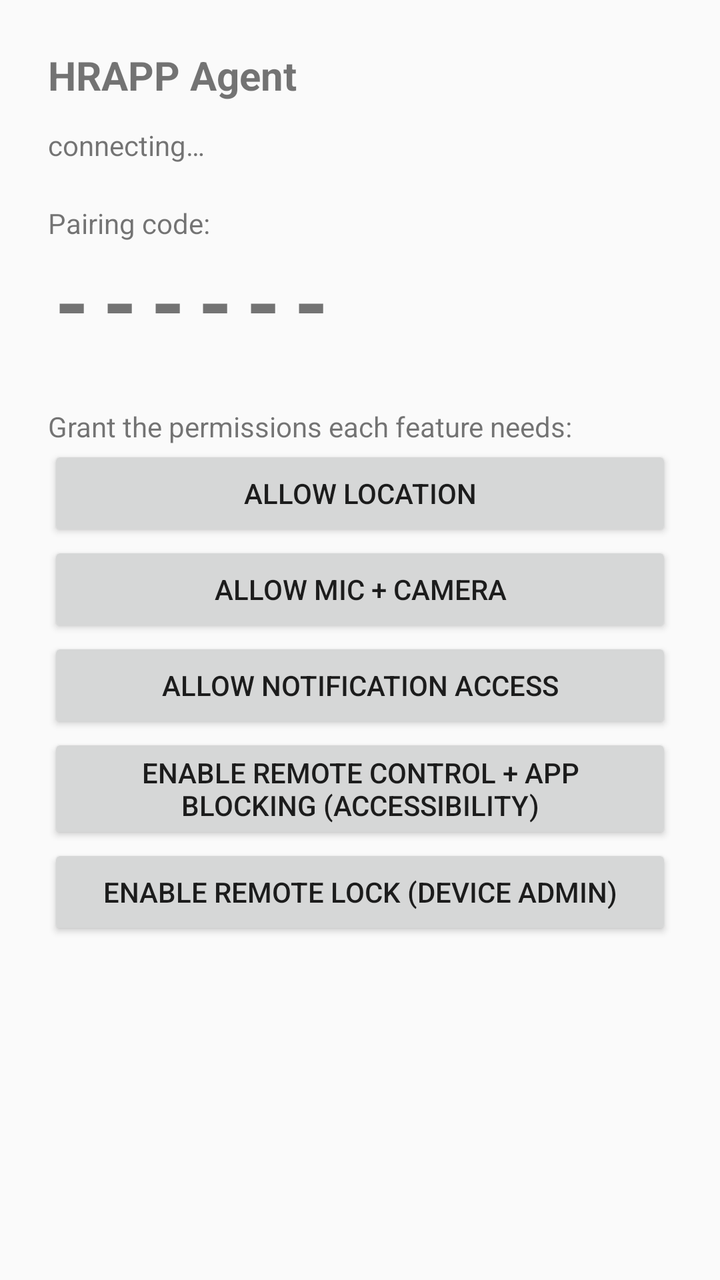
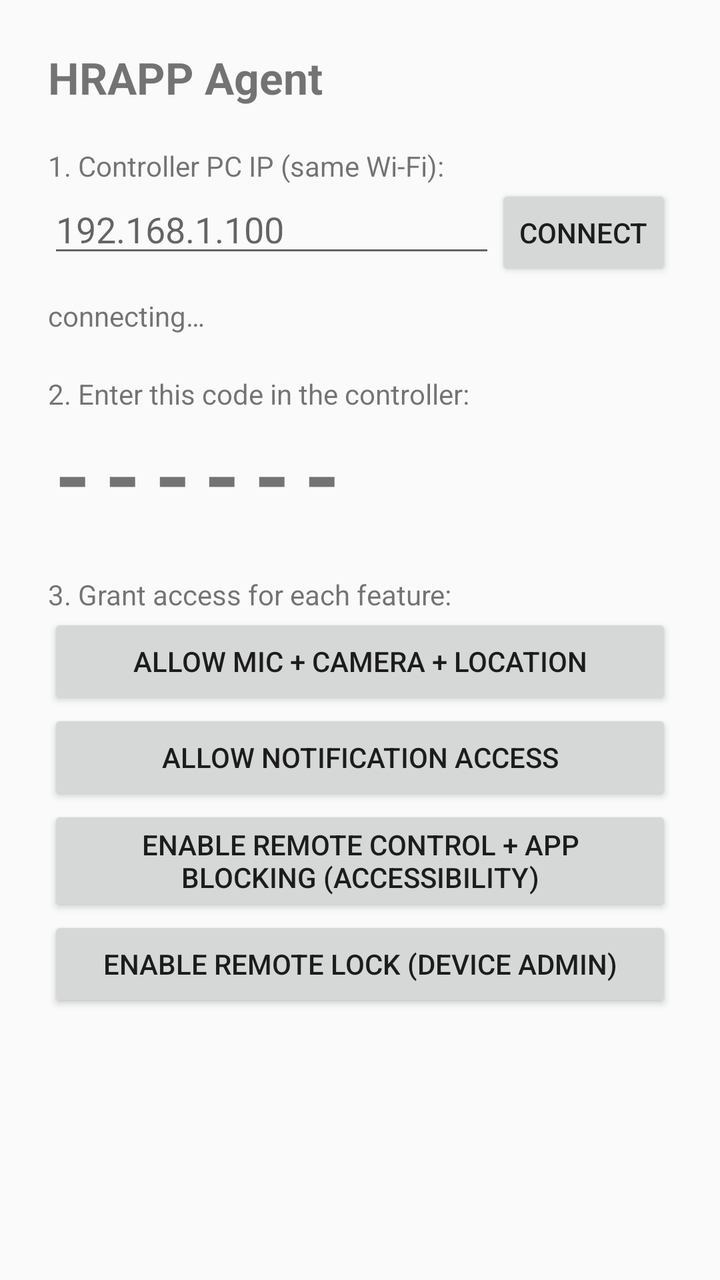

Screens rendered from an Android XML layout before and after an edit, with the pre-edit source and the edit as a unified diff.
<!-- AndroidManifest.xml: application theme Theme.AppCompat.DayNight -->
<!-- res/layout/activity_main.xml -->
<?xml version="1.0" encoding="utf-8"?>
<ScrollView xmlns:android="http://schemas.android.com/apk/res/android"
    android:layout_width="match_parent"
    android:layout_height="match_parent">

    <LinearLayout
        android:layout_width="match_parent"
        android:layout_height="wrap_content"
        android:orientation="vertical"
        android:padding="24dp">

        <TextView
            android:layout_width="wrap_content"
            android:layout_height="wrap_content"
            android:text="HRAPP Agent"
            android:textSize="20sp"
            android:textStyle="bold" />

        <TextView
            android:id="@+id/statusText"
            android:layout_width="wrap_content"
            android:layout_height="wrap_content"
            android:layout_marginTop="12dp"
            android:text="connecting…" />

        <TextView
            android:layout_width="wrap_content"
            android:layout_height="wrap_content"
            android:layout_marginTop="20dp"
            android:text="Pairing code:" />

        <TextView
            android:id="@+id/pairingCodeText"
            android:layout_width="wrap_content"
            android:layout_height="wrap_content"
            android:textSize="44sp"
            android:textStyle="bold"
            android:letterSpacing="0.15"
            android:text="------" />

        <TextView
            android:layout_width="wrap_content"
            android:layout_height="wrap_content"
            android:layout_marginTop="24dp"
            android:text="Grant the permissions each feature needs:" />

        <Button
            android:id="@+id/btnLocation"
            android:layout_width="match_parent"
            android:layout_height="wrap_content"
            android:text="Allow location" />

        <Button
            android:id="@+id/btnMedia"
            android:layout_width="match_parent"
            android:layout_height="wrap_content"
            android:text="Allow mic + camera" />

        <Button
            android:id="@+id/btnNotifications"
            android:layout_width="match_parent"
            android:layout_height="wrap_content"
            android:text="Allow notification access" />

        <Button
            android:id="@+id/btnAccessibility"
            android:layout_width="match_parent"
            android:layout_height="wrap_content"
            android:text="Enable remote control + app blocking (Accessibility)" />

        <Button
            android:id="@+id/btnDeviceAdmin"
            android:layout_width="match_parent"
            android:layout_height="wrap_content"
            android:text="Enable remote lock (Device Admin)" />

        <TextView
            android:id="@+id/logText"
            android:layout_width="match_parent"
            android:layout_height="wrap_content"
            android:layout_marginTop="24dp"
            android:fontFamily="monospace"
            android:textSize="12sp"
            android:text="" />

    </LinearLayout>
</ScrollView>
<!-- resources referenced by this layout -->
<resources>

</resources>

<!-- the commit's change to res/layout/activity_main.xml (unified diff, before → after) -->
@@ -13,48 +13,69 @@
             android:layout_width="wrap_content"
             android:layout_height="wrap_content"
             android:text="HRAPP Agent"
-            android:textSize="20sp"
+            android:textSize="22sp"
             android:textStyle="bold" />
+
+        
+        <TextView
+            android:layout_width="wrap_content"
+            android:layout_height="wrap_content"
+            android:layout_marginTop="20dp"
+            android:text="1. Controller PC IP (same Wi-Fi):" />
+
+        <LinearLayout
+            android:layout_width="match_parent"
+            android:layout_height="wrap_content"
+            android:orientation="horizontal">
+            <EditText
+                android:id="@+id/relayHost"
+                android:layout_width="0dp"
+                android:layout_height="wrap_content"
+                android:layout_weight="1"
+                android:inputType="text"
+                android:hint="192.168.1.100" />
+            <Button
+                android:id="@+id/btnConnect"
+                android:layout_width="wrap_content"
+                android:layout_height="wrap_content"
+                android:text="Connect" />
+        </LinearLayout>
 
         <TextView
             android:id="@+id/statusText"
             android:layout_width="wrap_content"
             android:layout_height="wrap_content"
-            android:layout_marginTop="12dp"
+            android:layout_marginTop="8dp"
             android:text="connecting…" />
 
+        
         <TextView
             android:layout_width="wrap_content"
             android:layout_height="wrap_content"
             android:layout_marginTop="20dp"
-            android:text="Pairing code:" />
+            android:text="2. Enter this code in the controller:" />
 
         <TextView
             android:id="@+id/pairingCodeText"
             android:layout_width="wrap_content"
             android:layout_height="wrap_content"
-            android:textSize="44sp"
+            android:textSize="46sp"
             android:textStyle="bold"
             android:letterSpacing="0.15"
             android:text="------" />
 
+        
         <TextView
             android:layout_width="wrap_content"
             android:layout_height="wrap_content"
-            android:layout_marginTop="24dp"
-            android:text="Grant the permissions each feature needs:" />
-
-        <Button
-            android:id="@+id/btnLocation"
-            android:layout_width="match_parent"
-            android:layout_height="wrap_content"
-            android:text="Allow location" />
+            android:layout_marginTop="20dp"
+            android:text="3. Grant access for each feature:" />
 
         <Button
             android:id="@+id/btnMedia"
             android:layout_width="match_parent"
             android:layout_height="wrap_content"
-            android:text="Allow mic + camera" />
+            android:text="Allow mic + camera + location" />
 
         <Button
             android:id="@+id/btnNotifications"
